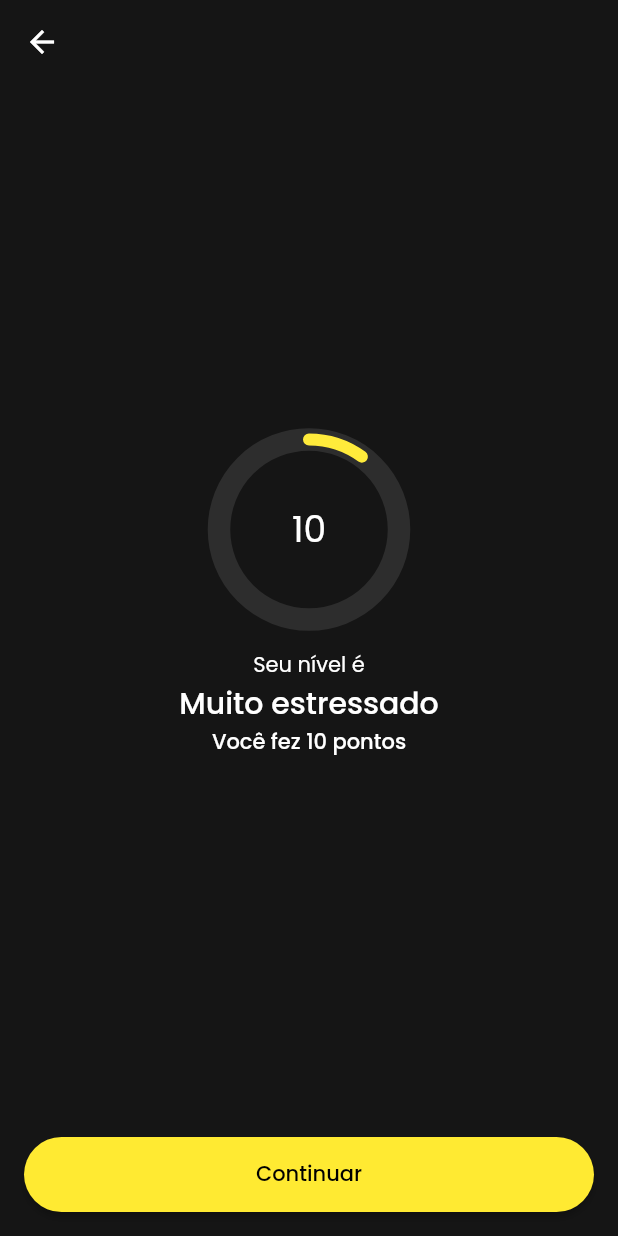
After one commit to andersonfds/burnout-app, a Flutter app: the ActivityLevelStress screen opened by its route, on a phone screen of 412 x 824 dp. The commit adds this screen. Run offline on Flutter 3.47's test engine with Material 2 defaults, Android fonts, the phone set to English and light mode, and no system bars; our stand-ins replace carousel_slider, dartz, firebase_core, firebase_messaging, flutter_markdown, flutter_svg and 6 more; accounts and stored records are empty.

Commit message:
nivel de estresse

```diff
--- a/lib/core/app/pages.dart
+++ b/lib/core/app/pages.dart
@@ -50,6 +50,12 @@ List<GetPage> getPages() => [
         transition: Transition.rightToLeft,
       ),
       GetPage(
+        name: 'activity/results',
+        page: () => ActivityLevelStress(),
+        curve: Curves.easeIn,
+        transition: Transition.rightToLeft,
+      ),
+      GetPage(
         name: 'activity/text',
         page: () => ActivityTextPage(),
         curve: Curves.easeIn,
--- a/lib/core/services/activity.service.dart
+++ b/lib/core/services/activity.service.dart
@@ -61,7 +61,7 @@ class ActivityService extends BaseService implements IActivityService {
         await handleAction(action ?? 'continue', newItem);
       } else {
         Get.offNamedUntil(
-          'activity/winner',
+          'activity/results',
           (route) => route.settings.name == 'home',
         );
       }
--- /dev/null
+++ b/lib/pages/activity/pages/activity_level_stress.page.dart
@@ -0,0 +1,60 @@
+import 'package:app/shared/widgets/widgets.dart';
+import 'package:flutter/material.dart';
+import 'package:get/get.dart';
+
+class ActivityLevelStress extends StatefulWidget {
+  @override
+  _ActivityLevelStressState createState() => _ActivityLevelStressState();
+}
+
+class _ActivityLevelStressState extends State<ActivityLevelStress> {
+  @override
+  Widget build(BuildContext context) {
+    return Scaffold(
+      appBar: AppBar(),
+      body: SafeArea(
+        child: Column(
+          crossAxisAlignment: CrossAxisAlignment.stretch,
+          children: [
+            Expanded(
+              child: Center(
+                child: SingleChildScrollView(
+                  child: Column(
+                    children: [
+                      CustomGauge(),
+                      SizedBox(height: 20),
+                      Text(
+                        'Seu nível é',
+                        textAlign: TextAlign.center,
+                      ),
+                      Text(
+                        'Muito estressado',
+                        textAlign: TextAlign.center,
+                        style: Get.textTheme?.headline6,
+                      ),
+                      Text(
+                        'Você fez 10 pontos',
+                        textAlign: TextAlign.center,
+                        style: Get.textTheme?.bodyText1,
+                      ),
+                    ],
+                  ),
+                ),
+              ),
+            ),
+            Padding(
+              padding: const EdgeInsets.all(16.0),
+              child: Hero(
+                tag: 'primary_button',
+                child: ElevatedButton(
+                  onPressed: Get.back,
+                  child: Text('Continuar'),
+                ),
+              ),
+            ),
+          ],
+        ),
+      ),
+    );
+  }
+}
--- a/lib/pages/activity/pages/pages.dart
+++ b/lib/pages/activity/pages/pages.dart
@@ -3,3 +3,4 @@ export 'activity_option.page.dart';
 export 'activity_text.page.dart';
 export 'activity_winner.page.dart';
 export 'activity_burnout.page.dart';
+export 'activity_level_stress.page.dart';
--- /dev/null
+++ b/lib/shared/widgets/custom_gauge.dart
@@ -0,0 +1,62 @@
+import 'dart:math';
+
+import 'package:flutter/cupertino.dart';
+import 'package:flutter/material.dart';
+import 'package:get/get.dart';
+
+class _CustomGaugePaint extends CustomPainter {
+  final double value;
+  late Paint backgroundPaint = Paint()
+    ..style = PaintingStyle.stroke
+    ..strokeWidth = 15.0
+    ..color = Colors.white10;
+
+  late Paint foregroundPaint = Paint()
+    ..style = PaintingStyle.stroke
+    ..strokeWidth = 8.0
+    ..strokeCap = StrokeCap.round
+    ..color = Colors.yellow;
+
+  _CustomGaugePaint({
+    required this.value,
+  });
+
+  @override
+  void paint(Canvas canvas, Size size) {
+    final middle = Offset(size.width / 2, size.height / 2);
+    canvas.drawCircle(middle, size.width / 2, backgroundPaint);
+
+    final percent = pi * 2 * value;
+
+    final rect = Rect.fromLTWH(0, 0, size.width, size.height);
+    canvas.drawArc(rect, -pi / 2, percent, false, foregroundPaint);
+  }
+
+  @override
+  bool shouldRepaint(covariant CustomPainter oldDelegate) {
+    return true;
+  }
+}
+
+class CustomGauge extends StatelessWidget {
+  final double value = 0.1;
+  final double radius = 120;
+
+  @override
+  Widget build(BuildContext context) {
+    return CustomPaint(
+      painter: _CustomGaugePaint(
+        value: value,
+      ),
+      child: Container(
+        alignment: Alignment.center,
+        width: radius,
+        height: radius,
+        child: Text(
+          '${(value * 100).ceil()}',
+          style: Get.textTheme?.headline5,
+        ),
+      ),
+    );
+  }
+}
--- a/lib/shared/widgets/widgets.dart
+++ b/lib/shared/widgets/widgets.dart
@@ -3,3 +3,4 @@ export 'gradient_container.dart';
 export 'gradient_half_painter.dart';
 export 'illustration.dart';
 export 'wave_slider.dart';
+export 'custom_gauge.dart';
```
